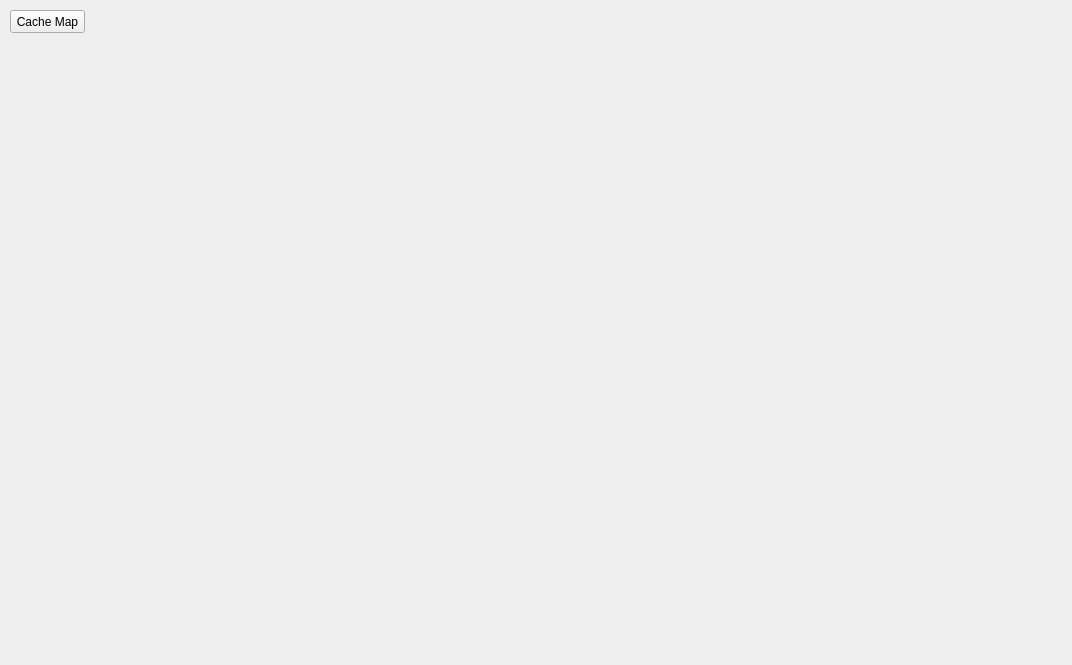
veol15/myproject, file myDemo/mydemo/mainwindow.ui: the form before one commit.
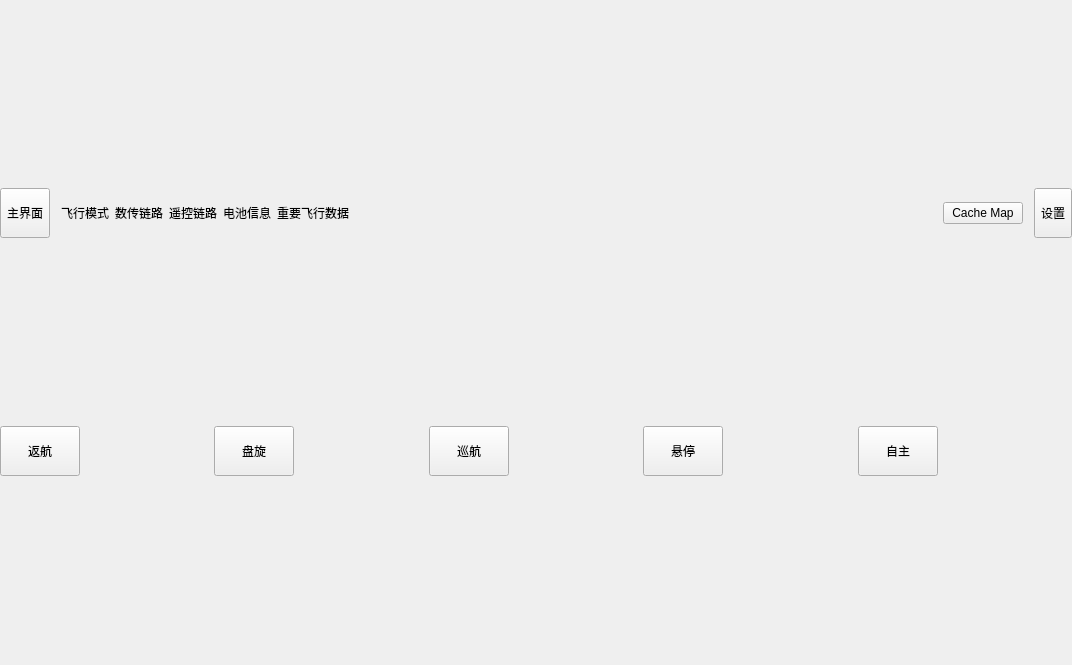
The form after the commit.

The edit to the form file:
```diff
--- a/myDemo/mydemo/mainwindow.ui
+++ b/myDemo/mydemo/mainwindow.ui
@@ -14,7 +14,7 @@
    <string>MyDemo</string>
   </property>
   <widget class="QWidget" name="centralWidget">
-   <layout class="QHBoxLayout" name="centralWgtLayoutH">
+   <layout class="QVBoxLayout" name="verticalLayout">
     <property name="spacing">
      <number>0</number>
     </property>
@@ -31,26 +31,306 @@
      <number>0</number>
     </property>
     <item>
-     <widget class="QWidget" name="rightWgt" native="true">
+     <widget class="QWidget" name="topWgt" native="true">
       <property name="minimumSize">
        <size>
-        <width>200</width>
-        <height>0</height>
+        <width>0</width>
+        <height>50</height>
        </size>
       </property>
-      <widget class="QPushButton" name="cacheMapBtn">
-       <property name="geometry">
-        <rect>
-         <x>10</x>
-         <y>10</y>
-         <width>75</width>
-         <height>23</height>
-        </rect>
+      <property name="maximumSize">
+       <size>
+        <width>16777215</width>
+        <height>50</height>
+       </size>
+      </property>
+      <layout class="QHBoxLayout" name="hLayout1">
+       <property name="spacing">
+        <number>0</number>
        </property>
-       <property name="text">
-        <string>Cache Map</string>
+       <property name="leftMargin">
+        <number>0</number>
        </property>
-      </widget>
+       <property name="topMargin">
+        <number>0</number>
+       </property>
+       <property name="rightMargin">
+        <number>0</number>
+       </property>
+       <property name="bottomMargin">
+        <number>0</number>
+       </property>
+       <item>
+        <widget class="QToolButton" name="toolButton">
+         <property name="sizePolicy">
+          <sizepolicy hsizetype="Preferred" vsizetype="Expanding">
+           <horstretch>0</horstretch>
+           <verstretch>0</verstretch>
+          </sizepolicy>
+         </property>
+         <property name="text">
+          <string>主界面</string>
+         </property>
+         <property name="toolButtonStyle">
+          <enum>Qt::ToolButtonIconOnly</enum>
+         </property>
+         <property name="arrowType">
+          <enum>Qt::NoArrow</enum>
+         </property>
+        </widget>
+       </item>
+       <item>
+        <widget class="QWidget" name="widget" native="true">
+         <property name="sizePolicy">
+          <sizepolicy hsizetype="Expanding" vsizetype="Preferred">
+           <horstretch>0</horstretch>
+           <verstretch>0</verstretch>
+          </sizepolicy>
+         </property>
+         <layout class="QHBoxLayout" name="horizontalLayout">
+          <property name="topMargin">
+           <number>0</number>
+          </property>
+          <property name="bottomMargin">
+           <number>0</number>
+          </property>
+          <item>
+           <widget class="QLabel" name="label_4">
+            <property name="sizePolicy">
+             <sizepolicy hsizetype="Preferred" vsizetype="Expanding">
+              <horstretch>0</horstretch>
+              <verstretch>0</verstretch>
+             </sizepolicy>
+            </property>
+            <property name="text">
+             <string>飞行模式</string>
+            </property>
+           </widget>
+          </item>
+          <item>
+           <widget class="QLabel" name="label_3">
+            <property name="sizePolicy">
+             <sizepolicy hsizetype="Preferred" vsizetype="Expanding">
+              <horstretch>0</horstretch>
+              <verstretch>0</verstretch>
+             </sizepolicy>
+            </property>
+            <property name="text">
+             <string>数传链路</string>
+            </property>
+           </widget>
+          </item>
+          <item>
+           <widget class="QLabel" name="label_2">
+            <property name="sizePolicy">
+             <sizepolicy hsizetype="Preferred" vsizetype="Expanding">
+              <horstretch>0</horstretch>
+              <verstretch>0</verstretch>
+             </sizepolicy>
+            </property>
+            <property name="text">
+             <string>遥控链路</string>
+            </property>
+           </widget>
+          </item>
+          <item>
+           <widget class="QLabel" name="label">
+            <property name="sizePolicy">
+             <sizepolicy hsizetype="Preferred" vsizetype="Expanding">
+              <horstretch>0</horstretch>
+              <verstretch>0</verstretch>
+             </sizepolicy>
+            </property>
+            <property name="text">
+             <string>电池信息</string>
+            </property>
+           </widget>
+          </item>
+          <item>
+           <widget class="QLabel" name="label_5">
+            <property name="sizePolicy">
+             <sizepolicy hsizetype="Preferred" vsizetype="Expanding">
+              <horstretch>0</horstretch>
+              <verstretch>0</verstretch>
+             </sizepolicy>
+            </property>
+            <property name="text">
+             <string>重要飞行数据</string>
+            </property>
+           </widget>
+          </item>
+          <item>
+           <spacer name="horizontalSpacer">
+            <property name="orientation">
+             <enum>Qt::Horizontal</enum>
+            </property>
+            <property name="sizeHint" stdset="0">
+             <size>
+              <width>40</width>
+              <height>20</height>
+             </size>
+            </property>
+           </spacer>
+          </item>
+          <item>
+           <widget class="QPushButton" name="cacheMapBtn">
+            <property name="text">
+             <string>Cache Map</string>
+            </property>
+           </widget>
+          </item>
+         </layout>
+        </widget>
+       </item>
+       <item>
+        <widget class="QToolButton" name="toolButton_2">
+         <property name="sizePolicy">
+          <sizepolicy hsizetype="Preferred" vsizetype="Expanding">
+           <horstretch>0</horstretch>
+           <verstretch>0</verstretch>
+          </sizepolicy>
+         </property>
+         <property name="text">
+          <string>设置</string>
+         </property>
+         <property name="popupMode">
+          <enum>QToolButton::DelayedPopup</enum>
+         </property>
+         <property name="toolButtonStyle">
+          <enum>Qt::ToolButtonTextOnly</enum>
+         </property>
+         <property name="autoRaise">
+          <bool>false</bool>
+         </property>
+        </widget>
+       </item>
+      </layout>
+     </widget>
+    </item>
+    <item>
+     <layout class="QHBoxLayout" name="hLayout2">
+      <property name="spacing">
+       <number>0</number>
+      </property>
+     </layout>
+    </item>
+    <item>
+     <widget class="QWidget" name="horizontalWidget" native="true">
+      <property name="sizePolicy">
+       <sizepolicy hsizetype="Expanding" vsizetype="Preferred">
+        <horstretch>0</horstretch>
+        <verstretch>0</verstretch>
+       </sizepolicy>
+      </property>
+      <property name="minimumSize">
+       <size>
+        <width>0</width>
+        <height>50</height>
+       </size>
+      </property>
+      <property name="maximumSize">
+       <size>
+        <width>16777215</width>
+        <height>50</height>
+       </size>
+      </property>
+      <layout class="QHBoxLayout" name="horizontalLayout_2">
+       <property name="spacing">
+        <number>0</number>
+       </property>
+       <property name="leftMargin">
+        <number>0</number>
+       </property>
+       <property name="topMargin">
+        <number>0</number>
+       </property>
+       <property name="rightMargin">
+        <number>0</number>
+       </property>
+       <property name="bottomMargin">
+        <number>0</number>
+       </property>
+       <item>
+        <widget class="QPushButton" name="pushButton">
+         <property name="sizePolicy">
+          <sizepolicy hsizetype="Fixed" vsizetype="Expanding">
+           <horstretch>0</horstretch>
+           <verstretch>0</verstretch>
+          </sizepolicy>
+         </property>
+         <property name="text">
+          <string>返航</string>
+         </property>
+        </widget>
+       </item>
+       <item>
+        <widget class="QWidget" name="widget_2" native="true"/>
+       </item>
+       <item>
+        <widget class="QPushButton" name="pushButton_2">
+         <property name="sizePolicy">
+          <sizepolicy hsizetype="Fixed" vsizetype="Expanding">
+           <horstretch>0</horstretch>
+           <verstretch>0</verstretch>
+          </sizepolicy>
+         </property>
+         <property name="text">
+          <string>盘旋</string>
+         </property>
+        </widget>
+       </item>
+       <item>
+        <widget class="QWidget" name="widget_3" native="true"/>
+       </item>
+       <item>
+        <widget class="QPushButton" name="pushButton_4">
+         <property name="sizePolicy">
+          <sizepolicy hsizetype="Fixed" vsizetype="Expanding">
+           <horstretch>0</horstretch>
+           <verstretch>0</verstretch>
+          </sizepolicy>
+         </property>
+         <property name="text">
+          <string>巡航</string>
+         </property>
+        </widget>
+       </item>
+       <item>
+        <widget class="QWidget" name="widget_5" native="true"/>
+       </item>
+       <item>
+        <widget class="QPushButton" name="pushButton_5">
+         <property name="sizePolicy">
+          <sizepolicy hsizetype="Fixed" vsizetype="Expanding">
+           <horstretch>0</horstretch>
+           <verstretch>0</verstretch>
+          </sizepolicy>
+         </property>
+         <property name="text">
+          <string>悬停</string>
+         </property>
+        </widget>
+       </item>
+       <item>
+        <widget class="QWidget" name="widget_6" native="true"/>
+       </item>
+       <item>
+        <widget class="QPushButton" name="pushButton_3">
+         <property name="sizePolicy">
+          <sizepolicy hsizetype="Fixed" vsizetype="Expanding">
+           <horstretch>0</horstretch>
+           <verstretch>0</verstretch>
+          </sizepolicy>
+         </property>
+         <property name="text">
+          <string>自主</string>
+         </property>
+        </widget>
+       </item>
+       <item>
+        <widget class="QWidget" name="widget_4" native="true"/>
+       </item>
+      </layout>
      </widget>
     </item>
    </layout>
```
